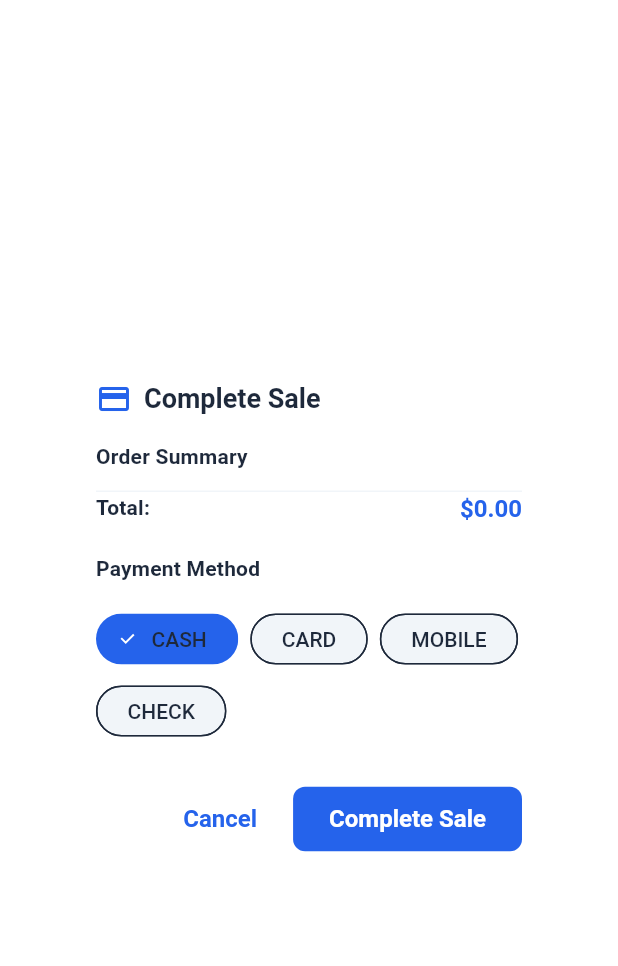
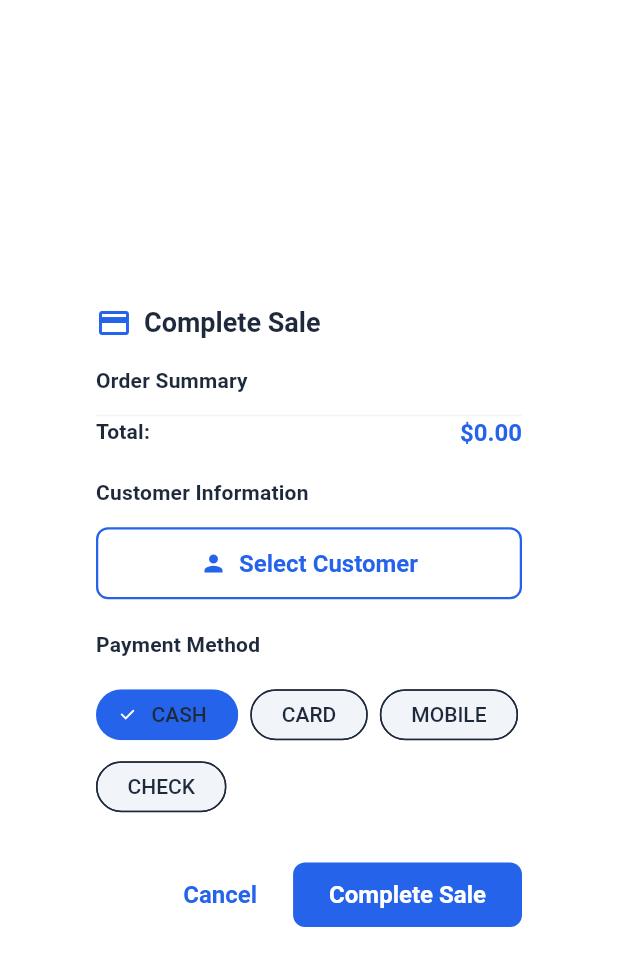
Before and after one commit to jonbarlo/white-label-pos-mobile, a Flutter app: the _CheckoutDialog widget shown alone on an empty page, opened directly with empty values, on a phone screen of 412 x 824 dp. Shown: the top 966 px of the screen. Run offline on Flutter 3.47's test engine with Material 3 defaults, Android fonts, the phone set to English and light mode, and no system bars; our stand-ins replace dio, flutter_dotenv, flutter_riverpod, freezed_annotation, riverpod_annotation, shared_preferences; accounts and stored records are empty; generated files the repository leaves out were written again; network calls fail.

Commit message:
fix: POS screen tight up, complete sale flow, updating parameters names with latest api doc

```diff
--- /dev/null
+++ b/lib/src/features/pos/models/customer.dart
@@ -0,0 +1,43 @@
+import 'package:json_annotation/json_annotation.dart';
+
+part 'customer.g.dart';
+
+@JsonSerializable()
+class Customer {
+  final int id;
+  final String name;
+  final String? email;
+  final String? phone;
+  final int businessId;
+  final DateTime? createdAt;
+  final DateTime? updatedAt;
+
+  const Customer({
+    required this.id,
+    required this.name,
+    this.email,
+    this.phone,
+    required this.businessId,
+    this.createdAt,
+    this.updatedAt,
+  });
+
+  factory Customer.fromJson(Map<String, dynamic> json) => _$CustomerFromJson(json);
+  Map<String, dynamic> toJson() => _$CustomerToJson(this);
+
+  @override
+  bool operator ==(Object other) =>
+      identical(this, other) ||
+      other is Customer &&
+          runtimeType == other.runtimeType &&
+          id == other.id &&
+          businessId == other.businessId;
+
+  @override
+  int get hashCode => id.hashCode ^ businessId.hashCode;
+
+  @override
+  String toString() {
+    return 'Customer(id: $id, name: $name, email: $email, phone: $phone)';
+  }
+}
--- a/lib/src/features/pos/models/order.dart
+++ b/lib/src/features/pos/models/order.dart
@@ -50,9 +50,9 @@ class Order {
         type: $enumDecode(_$OrderTypeEnumMap, json['orderType']),
         status: $enumDecode(_$OrderStatusEnumMap, json['status']),
         subtotal: (json['subtotal'] as num).toDouble(),
-    tax: (json['tax'] as num).toDouble(),
-    discount: (json['discount'] as num).toDouble(),
-    total: (json['total'] as num).toDouble(),
+        tax: (json['taxAmount'] as num).toDouble(),
+        discount: (json['discountAmount'] as num).toDouble(),
+        total: (json['totalAmount'] as num).toDouble(),
         notes: json['notes'] as String?,
         estimatedReadyTime: json['estimatedReadyTime'] == null
             ? null
--- a/lib/src/features/pos/pos_screen.dart
+++ b/lib/src/features/pos/pos_screen.dart
@@ -1,10 +1,11 @@
 import 'package:flutter/material.dart';
 import 'package:flutter_riverpod/flutter_riverpod.dart';
-import 'pos_provider.dart';
-import 'models/cart_item.dart';
-import 'models/sale.dart';
-import 'models/menu_item.dart';
-import '../auth/auth_provider.dart';
+import 'package:white_label_pos_mobile/src/features/pos/models/cart_item.dart';
+import 'package:white_label_pos_mobile/src/features/pos/models/sale.dart';
+import 'package:white_label_pos_mobile/src/features/pos/models/menu_item.dart';
+import 'package:white_label_pos_mobile/src/features/pos/pos_provider.dart';
+import 'package:white_label_pos_mobile/src/features/pos/customer_selection_dialog.dart';
+import 'package:white_label_pos_mobile/src/features/auth/auth_provider.dart';
 
 class PosScreen extends ConsumerStatefulWidget {
   const PosScreen({super.key});
@@ -186,9 +187,9 @@ class _PosScreenState extends ConsumerState<PosScreen>
     );
   }
 
-  Future<void> _completeSale() async {
+  Future<void> _completeSale(String customerName, String customerEmail) async {
     try {
-      await ref.read(createSaleProvider(_selectedPaymentMethod).future);
+      await ref.read(createSaleProvider(_selectedPaymentMethod, customerName: customerName, customerEmail: customerEmail).future);
       // Refresh sales summary/report
       ref.refresh(salesSummaryProvider(DateTime.now().subtract(const Duration(days: 7)), DateTime.now()));
       // Switch to Recent Sales tab if user can access reports
@@ -1154,7 +1155,7 @@ class _CheckoutDialog extends StatefulWidget {
   final double total;
   final PaymentMethod selectedPaymentMethod;
   final Function(PaymentMethod) onPaymentMethodChanged;
-  final VoidCallback onCompleteSale;
+  final Function(String customerName, String customerEmail) onCompleteSale;
 
   const _CheckoutDialog({
     required this.cart,
@@ -1170,6 +1171,10 @@ class _CheckoutDialog extends StatefulWidget {
 
 class _CheckoutDialogState extends State<_CheckoutDialog> {
   late PaymentMethod _selectedMethod;
+  String? _selectedCustomerName;
+  String? _selectedCustomerEmail;
+  int? _selectedCustomerId;
+  bool _isLoading = false;
 
   @override
   void initState() {
@@ -1177,11 +1182,52 @@ class _CheckoutDialogState extends State<_CheckoutDialog> {
     _selectedMethod = widget.selectedPaymentMethod;
   }
 
+  @override
+  void dispose() {
+    super.dispose();
+  }
+
   void _onMethodChanged(PaymentMethod method) {
     setState(() {
       _selectedMethod = method;
     });
     widget.onPaymentMethodChanged(method);
+  }
+
+  Future<void> _selectCustomer() async {
+    final result = await showDialog<Map<String, dynamic>>(
+      context: context,
+      builder: (context) => CustomerSelectionDialog(
+        initialCustomerName: _selectedCustomerName,
+        initialCustomerEmail: _selectedCustomerEmail,
+      ),
+    );
+
+    if (result != null) {
+      setState(() {
+        _selectedCustomerId = result['customerId'];
+        _selectedCustomerName = result['customerName'];
+        _selectedCustomerEmail = result['customerEmail'];
+      });
+    }
+  }
+
+  void _completeSale() {
+    if (_selectedCustomerName == null || _selectedCustomerName!.isEmpty) {
+      ScaffoldMessenger.of(context).showSnackBar(
+        const SnackBar(
+          content: Text('Please select a customer or enter customer information'),
+          backgroundColor: Colors.red,
+        ),
+      );
+      return;
+    }
+
+    setState(() {
+      _isLoading = true;
+    });
+
+    widget.onCompleteSale(_selectedCustomerName!, _selectedCustomerEmail ?? '');
   }
 
   @override
@@ -1262,6 +1308,57 @@ class _CheckoutDialogState extends State<_CheckoutDialog> {
               ],
             ),
             const SizedBox(height: 20),
+            // Customer Information
+            Text(
+              'Customer Information',
+              style: theme.textTheme.titleMedium?.copyWith(
+                fontWeight: FontWeight.bold,
+              ),
+            ),
+            const SizedBox(height: 12),
+            // Customer Selection Button
+            OutlinedButton.icon(
+              onPressed: _selectCustomer,
+              icon: const Icon(Icons.person),
+              label: Text(_selectedCustomerName != null
+                ? 'Customer: $_selectedCustomerName'
+                : 'Select Customer'),
+              style: OutlinedButton.styleFrom(
+                minimumSize: const Size(double.infinity, 48),
+              ),
+            ),
+            if (_selectedCustomerName != null) ...[
+              const SizedBox(height: 8),
+              Container(
+                padding: const EdgeInsets.all(12),
+                decoration: BoxDecoration(
+                  color: theme.colorScheme.surfaceVariant.withOpacity(0.3),
+                  borderRadius: BorderRadius.circular(8),
+                ),
+                child: Column(
+                  crossAxisAlignment: CrossAxisAlignment.start,
+                  children: [
+                    Text(
+                      'Name: $_selectedCustomerName',
+                      style: theme.textTheme.bodyMedium,
+                    ),
+                    if (_selectedCustomerEmail != null && _selectedCustomerEmail!.isNotEmpty)
+                      Text(
+                        'Email: $_selectedCustomerEmail',
+                        style: theme.textTheme.bodyMedium,
+                      ),
+                    if (_selectedCustomerId != null)
+                      Text(
+                        'Customer ID: $_selectedCustomerId',
+                        style: theme.textTheme.bodySmall?.copyWith(
+                          color: theme.colorScheme.onSurfaceVariant,
+                        ),
+                      ),
+                  ],
+                ),
+              ),
+            ],
+            const SizedBox(height: 20),
             // Payment method
             Text(
               'Payment Method',
@@ -1294,12 +1391,18 @@ class _CheckoutDialogState extends State<_CheckoutDialog> {
           child: const Text('Cancel'),
         ),
         ElevatedButton(
-          onPressed: widget.onCompleteSale,
+          onPressed: _isLoading ? null : _completeSale,
           style: ElevatedButton.styleFrom(
             backgroundColor: theme.colorScheme.primary,
             foregroundColor: theme.colorScheme.onPrimary,
           ),
-          child: const Text('Complete Sale'),
+          child: _isLoading
+            ? const SizedBox(
+                width: 16,
+                height: 16,
+                child: CircularProgressIndicator(strokeWidth: 2, color: Colors.white),
+              )
+            : const Text('Complete Sale'),
         ),
       ],
     );
```
Also changed, not shown: lib/src/features/pos/customer_selection_dialog.dart (added, +306 -0 lines), lib/src/features/pos/pos_repository_impl.dart (+34 -49 lines), lib/src/features/pos/models/customer.g.dart (added), lib/src/features/pos/models/order.g.dart. Lines whose indentation alone changed are shown as unchanged.
